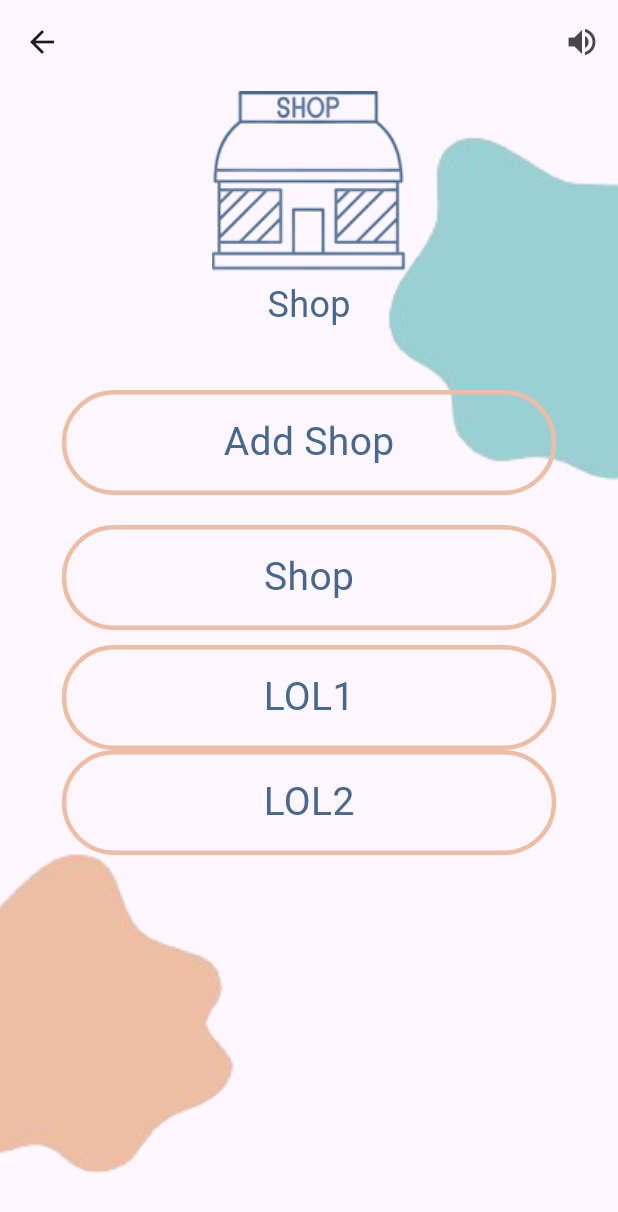
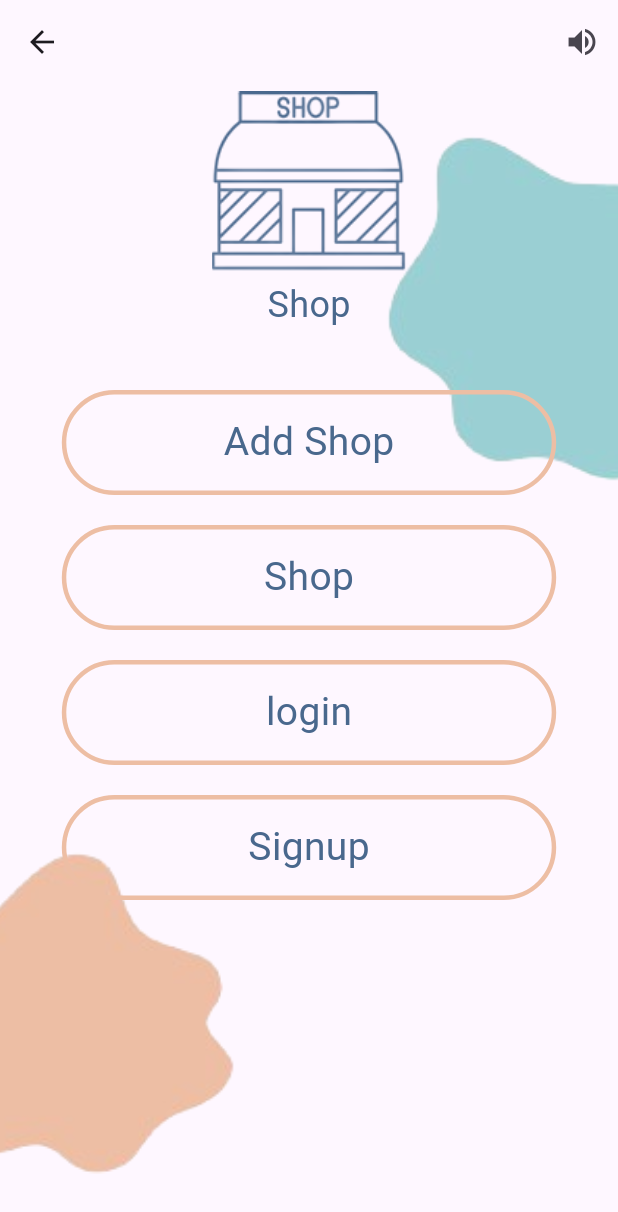
Before and after one commit to faristheknight/blexome, a Flutter app: the Shops screen opened directly, on a phone screen of 412 x 824 dp. Shown: the top 1212 px of the screen. Run offline on Flutter 3.47's test engine with Material 3 defaults, Android fonts, the phone set to English and light mode, and no system bars; our stand-ins replace image_picker, permission_handler, sqflite, youtube_player_flutter; missing offline and left inert: mobile_scanner; accounts and stored records are empty.

Commit message:
changes made

```diff
--- /dev/null
+++ b/pos/lib/database/shop.dart
@@ -0,0 +1,28 @@
+// lib/database/shop.dart
+
+class Shop {
+  int id;
+  String shop;
+  String inuse;
+
+  Shop({
+    this.id = 0,
+    required this.shop,
+    required this.inuse,
+  });
+
+  // Convert a Shop into a Map. The keys must correspond to the names of the columns in the database.
+  Map<String, dynamic> toMap() {
+    return {
+      'id': id,
+      'shop': shop,
+      'inuse': inuse,
+    };
+  }
+
+  // A method that retrieves a Shop from a Map.
+  Shop.fromMap(Map<String, dynamic> map)
+      : id = map['id'],
+        shop = map['shop'],
+        inuse = map['inuse'];
+}
--- a/pos/lib/screens/OtherPages/shop_management_screen.dart
+++ b/pos/lib/screens/OtherPages/shop_management_screen.dart
@@ -8,6 +8,7 @@ import 'package:pos/labels.dart';
 import 'package:pos/screens/ScannerScreens/purchase_screen.dart';
 import 'package:pos/screens/ScannerScreens/return_screen.dart';
 import 'package:pos/screens/ScannerScreens/sales_screen.dart';
+
 
 class ShopManagementScreen extends StatefulWidget {
   const ShopManagementScreen({super.key});
--- a/pos/lib/screens/Shops/shops.dart
+++ b/pos/lib/screens/Shops/shops.dart
@@ -123,9 +123,9 @@ class _ShopsState extends State<Shops> {
                 borderRadius: 100,
                 textSize: 26,
               ),
-              const SizedBox(height: 10),
+              const SizedBox(height: 20),
               LanguageButton(
-                text: 'LOL1',
+                text: 'login',
                 onTap: () {
                   Navigator.push(
                     context,
@@ -142,8 +142,11 @@ class _ShopsState extends State<Shops> {
                 borderRadius: 100,
                 textSize: 26,
               ),
+
+               const SizedBox(height: 20),
+
               LanguageButton(
-                text: 'LOL2',
+                text: 'Signup',
                 onTap: () {
                   Navigator.push(
                     context,
--- a/pos/pubspec.yaml
+++ b/pos/pubspec.yaml
@@ -28,6 +28,7 @@ environment:
 # the latest version available on pub.dev. To see which dependencies have newer
 # versions available, run `flutter pub outdated`.
 dependencies:
+
   flutter:
     sdk: flutter
   permission_handler: ^11.3.1
@@ -40,6 +41,7 @@ dependencies:
   flutter_svg: ^2.0.10+1
   path_provider: ^2.1.3
   sqflite: ^2.3.3+1
+
 
   flutter_web_plugins:
     sdk: flutter
```
Also changed, not shown: pos/lib/database/database_helper.dart (+22 -3 lines), pos/lib/database/shop_dao.dart (added, +51 -0 lines), pos/lib/screens/HomeScreen/home.dart (+49 -13 lines), pos/lib/screens/ScannerScreens/purchase_screen.dart (+3 -5 lines).
